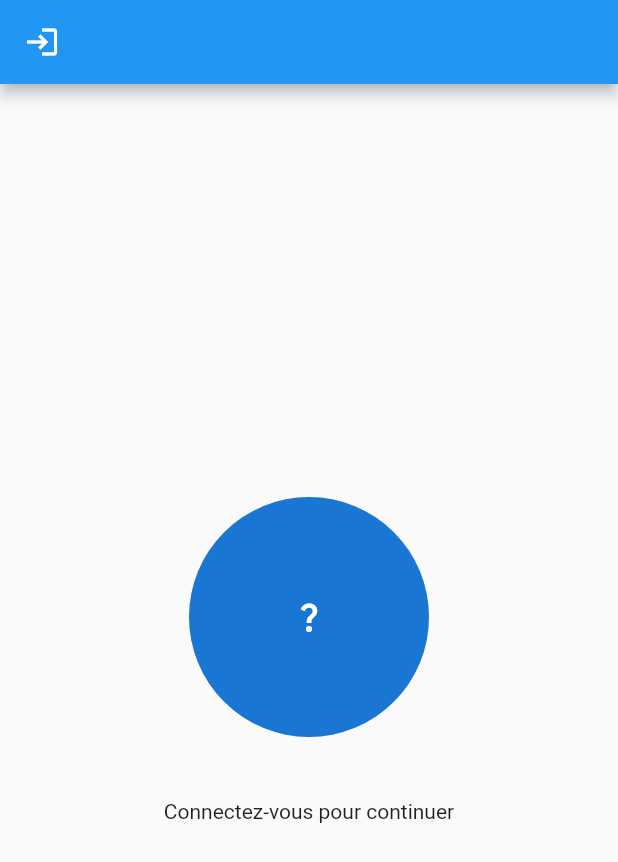
After one commit to STid95/spotiblind, a Flutter app: the screen it shows after launch, on a phone screen of 412 x 824 dp. The commit adds this screen. Shown: the top 862 px of the screen. Run offline on Flutter 3.47's test engine with Material 2 defaults, Android fonts, the phone set to English and light mode, and no system bars; our stand-ins replace audioplayers, dio, get, get_storage; missing offline and left inert: spotify_sdk.

```diff
--- /dev/null
+++ b/lib/models/playlist.dart
@@ -0,0 +1,24 @@
+import 'package:spotiblind/models/user.image.dart';
+
+class Playlist {
+  String href;
+  String id;
+  List<SpotifyImage> images;
+  String name;
+  Playlist({
+    required this.href,
+    required this.id,
+    required this.images,
+    required this.name,
+  });
+
+  factory Playlist.fromJson(Map<String, dynamic> map) {
+    return Playlist(
+      href: map['href'] ?? '',
+      id: map['id'] ?? '',
+      images: List<SpotifyImage>.from(
+          map['images']?.map((x) => SpotifyImage.fromJson(x))),
+      name: map['name'] ?? '',
+    );
+  }
+}
--- /dev/null
+++ b/lib/models/track.dart
@@ -0,0 +1,21 @@
+class Track {
+  String name;
+  String previewUrl;
+  String id;
+  List<String> artists;
+  Track({
+    required this.name,
+    required this.previewUrl,
+    required this.id,
+    required this.artists,
+  });
+
+  factory Track.fromJson(Map<String, dynamic> map) {
+    return Track(
+      name: map['name'] ?? '',
+      previewUrl: map['preview_url'] ?? '',
+      id: map['id'] ?? '',
+      artists: List<String>.from(map['artists'].map((e) => e['name']).toList()),
+    );
+  }
+}
--- a/lib/models/user.dart
+++ b/lib/models/user.dart
@@ -4,7 +4,7 @@ import 'user.image.dart';
 
 class User extends GetxController {
   String id;
-  List<UserImage> images;
+  List<SpotifyImage> images;
   String displayName;
   User({
     required this.id,
@@ -15,8 +15,8 @@ class User extends GetxController {
   factory User.fromJson(Map<String, dynamic> map) {
     return User(
       id: map['id'] ?? '',
-      images: List<UserImage>.from(
-          map['images']?.map((x) => UserImage.fromJson(x))),
+      images: List<SpotifyImage>.from(
+          map['images']?.map((x) => SpotifyImage.fromJson(x))),
       displayName: map['display_name'] ?? '',
     );
   }
--- a/lib/models/user.image.dart
+++ b/lib/models/user.image.dart
@@ -1,15 +1,15 @@
-class UserImage {
+class SpotifyImage {
   String url;
   int height;
   int width;
-  UserImage({
+  SpotifyImage({
     required this.url,
     required this.height,
     required this.width,
   });
 
-  factory UserImage.fromJson(Map<String, dynamic> map) {
-    return UserImage(
+  factory SpotifyImage.fromJson(Map<String, dynamic> map) {
+    return SpotifyImage(
       url: map['url'] ?? '',
       height: map['height']?.toInt() ?? 0,
       width: map['width']?.toInt() ?? 0,
--- /dev/null
+++ b/lib/views/commons/page.dart
@@ -0,0 +1,103 @@
+import 'package:flutter/material.dart';
+import 'package:flutter/services.dart';
+import 'package:flutter/src/widgets/container.dart';
+import 'package:flutter/src/widgets/framework.dart';
+import 'package:get/get.dart';
+import 'package:spotify_sdk/spotify_sdk.dart';
+
+import '../../services/auth_manager.dart';
+import '../home/home.dart';
+
+class GenPage extends StatefulWidget {
+  final Widget child;
+  const GenPage({
+    Key? key,
+    required this.child,
+  }) : super(key: key);
+
+  @override
+  State<GenPage> createState() => _GenPageState();
+}
+
+class _GenPageState extends State<GenPage> {
+  final AuthenticationManager _authManager = Get.find();
+  String text = '';
+  bool _loading = false;
+  @override
+  Widget build(BuildContext context) {
+    return SafeArea(
+        child: Scaffold(
+            appBar: AppBar(
+                leading: IconButton(
+                    onPressed: _authManager.isLogged.value
+                        ? () => disconnectSpotify()
+                        : () => connectToSpotifyRemote(),
+                    icon: Icon(_authManager.isLogged.value
+                        ? Icons.logout
+                        : Icons.login))),
+            body: _loading ? const CircularProgressIndicator() : widget.child));
+  }
+
+  Future<void> connectToSpotifyRemote() async {
+    try {
+      setState(() {
+        _loading = true;
+      });
+      String? token = _authManager.getToken();
+      final connect = await SpotifySdk.connectToSpotifyRemote(
+          clientId: "13f262e800754d799ad89db47aaf5d3d",
+          redirectUrl: "https://www.google.fr",
+          accessToken: token);
+      if (connect && token == null) {
+        var token = await SpotifySdk.getAccessToken(
+            clientId: "13f262e800754d799ad89db47aaf5d3d",
+            redirectUrl: "https://www.google.fr");
+        if (token != '') {
+          setStatus('connect to spotify successful');
+          _authManager.login(token);
+        } else {
+          setStatus('connect to spotify failed');
+        }
+      } else {
+        setStatus(connect
+            ? 'connect to spotify successful'
+            : 'connect to spotify failed');
+      }
+    } on PlatformException catch (e) {
+      setStatus(e.code, message: e.message);
+    } on MissingPluginException {
+      setStatus('not implemented');
+    }
+    setState(() {
+      _loading = false;
+    });
+    Get.snackbar("Résultat", text, snackPosition: SnackPosition.BOTTOM);
+  }
+
+  Future<void> disconnectSpotify() async {
+    try {
+      bool disconnect = await SpotifySdk.disconnect();
+      if (disconnect) {
+        _authManager.logOut();
+        setStatus("Successfully disconnected");
+      } else {
+        setStatus("Something went wrong");
+      }
+    } on PlatformException catch (e) {
+      setStatus(e.code, message: e.message);
+    } on MissingPluginException {
+      setStatus('not implemented');
+    }
+    setState(() {
+      _loading = false;
+    });
+    Get.to(() => const Home());
+    Get.snackbar("Résultat", text, snackPosition: SnackPosition.BOTTOM);
+  }
+
+  void setStatus(String code, {String? message}) {
+    setState(() {
+      text = code;
+    });
+  }
+}
--- a/lib/views/home/user_infos.dart
+++ b/lib/views/home/user_infos.dart
@@ -1,30 +1,51 @@
 import 'package:flutter/material.dart';
+import 'package:get/get.dart';
 
+import 'package:spotiblind/services/dio_client.dart';
+import 'package:spotiblind/views/playlists/playlist_page.dart';
+
+import '../../models/user.dart';
 import '../../services/auth_manager.dart';
 
 class UserInfos extends StatelessWidget {
-  final void Function() onDisconnect;
-  final AuthenticationManager authManager;
   const UserInfos({
     Key? key,
-    required this.onDisconnect,
-    required this.authManager,
   }) : super(key: key);
 
   @override
   Widget build(BuildContext context) {
-    return Column(
+    final AuthenticationManager authManager = Get.find();
+
+    User? user;
+    if (authManager.isLogged.value) {
+      User currentUser = Get.find(tag: "currentUser");
+      user = currentUser;
+    }
+    return SizedBox(
+      width: 300,
+      height: 300,
+      child: Column(
         mainAxisAlignment: MainAxisAlignment.spaceEvenly,
         children: [
           CircleAvatar(
             radius: 80,
             backgroundImage:
-              NetworkImage(authManager.user.value.images.first.url),
+                user != null ? NetworkImage(user.images.first.url) : null,
+            child: user != null ? null : const Icon(Icons.question_mark),
           ),
-        Text(authManager.user.value.displayName),
-        ElevatedButton(
-            onPressed: onDisconnect, child: const Text("Se déconnecter")),
+          Text(user != null
+              ? user.displayName
+              : "Connectez-vous pour continuer"),
+          if (user != null)
+            TextButton(
+                onPressed: (() async {
+                  DioClient client = Get.find();
+                  await client.getPlaylists();
+                  Get.to(() => const PlaylistPage());
+                }),
+                child: const Text("Récupérer mes playlists"))
         ],
+      ),
     );
   }
 }
--- a/lib/views/splash_view.dart
+++ b/lib/views/splash_view.dart
@@ -9,7 +9,7 @@ class SplashView extends StatelessWidget {
 
   Future<void> initializeSettings() async {
     _authmanager.checkLoginStatus();
-    await Future.delayed(const Duration(seconds: 3));
+    await Future.delayed(const Duration(seconds: 2));
   }
 
   @override
--- a/pubspec.yaml
+++ b/pubspec.yaml
@@ -41,6 +41,7 @@ dependencies:
   flutter_secure_storage: ^6.0.0
   get: ^4.6.5
   get_storage: ^2.0.3
+  audioplayers: ^1.1.1
 
 dev_dependencies:
   flutter_test:
```
Also changed, not shown: lib/services/auth_manager.dart (+15 -8 lines), lib/services/dio_client.dart (+57 -3 lines), lib/views/home/home.dart (+3 -84 lines), lib/views/player.dart (added, +39 -0 lines), lib/views/playlists/playlist_grid.dart (added, +49 -0 lines), lib/views/playlists/playlist_page.dart (added, +61 -0 lines), pubspec.lock, 5 other files. Lines whose indentation alone changed are shown as unchanged.
